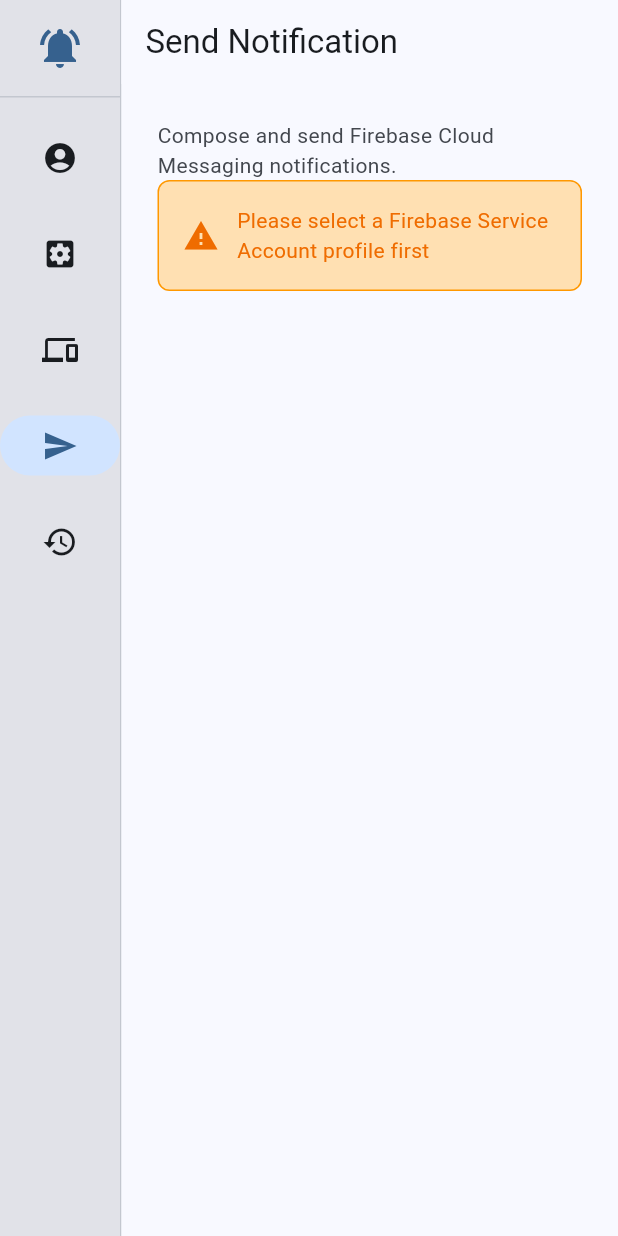
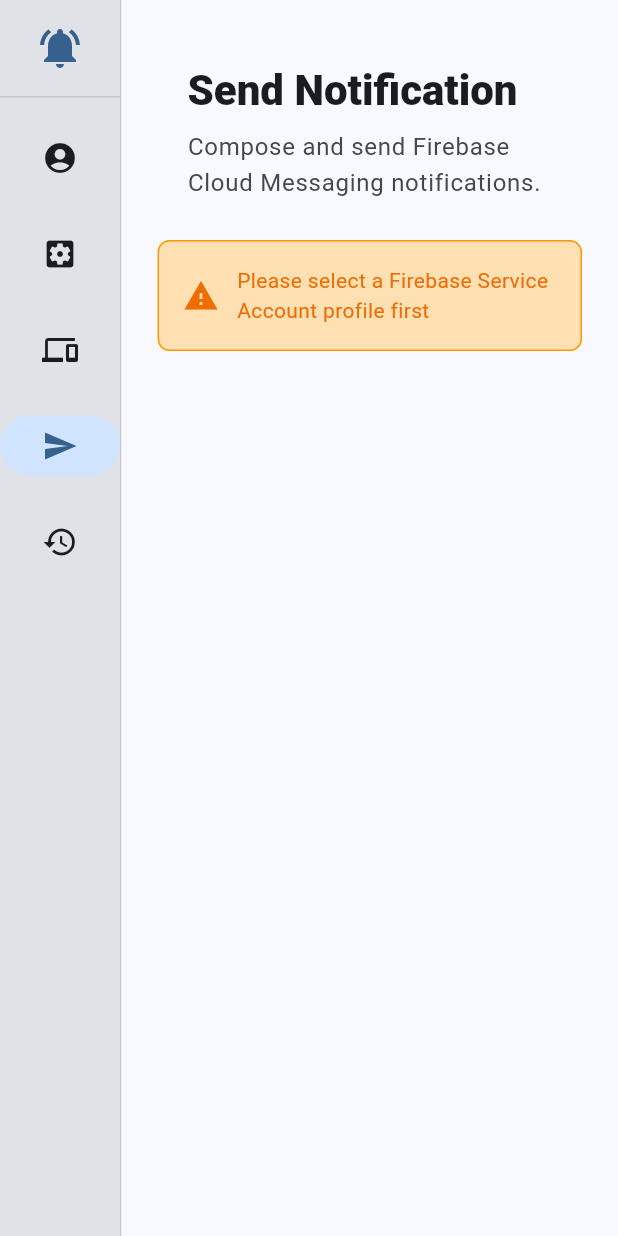
Before and after one commit to az-coder-123/fcm-console-app, a Flutter app: the screen it shows after launch, after a tap on the "settings applications" icon, after a tap on the "devices" icon, after a tap on the "send" icon, on a phone screen of 412 x 824 dp. Run offline on Flutter 3.47's test engine with Material 3 defaults, Android fonts, the phone set to English and light mode, and no system bars; our stand-ins replace flutter_riverpod, googleapis_auth, logger, sqflite_common_ffi, supabase_flutter; missing offline and left inert: file_selector; accounts and stored records are empty.

Commit message:
feat: Introduce reusable PageHeader component and update app bar in multiple screens for consistent layout

```diff
--- a/lib/components/notification_composer.dart
+++ b/lib/components/notification_composer.dart
@@ -7,6 +7,7 @@
 import 'data_pairs_editor.dart';
 import 'notification_form_fields.dart';
 import 'notification_send_helper.dart';
+import 'page_header.dart';
 import 'token_selection_section.dart';
 
 /// Main notification composer widget for creating and sending FCM notifications
@@ -19,14 +20,19 @@
     final activeAccountAsync = ref.watch(activeServiceAccountProvider);
 
     return Scaffold(
-      appBar: AppBar(title: const Text('Send Notification'), elevation: 0),
+      appBar: AppBar(elevation: 0, toolbarHeight: 0),
       body: Container(
         padding: const EdgeInsets.all(24),
         child: SingleChildScrollView(
           child: Column(
             crossAxisAlignment: CrossAxisAlignment.start,
             children: [
-              _buildDescription(context),
+              const PageHeader(
+                title: 'Send Notification',
+                subtitle:
+                    'Compose and send Firebase Cloud Messaging notifications.',
+              ),
+              const SizedBox(height: 8),
               _buildProfileCheck(activeAccountAsync),
               if (activeAccountAsync.value != null) ...[
                 const SizedBox(height: 24),
@@ -45,15 +51,6 @@
             ],
           ),
         ),
-      ),
-    );
-  }
-
-  static Widget _buildDescription(BuildContext context) {
-    return Text(
-      'Compose and send Firebase Cloud Messaging notifications.',
-      style: Theme.of(context).textTheme.bodyMedium?.copyWith(
-        color: Theme.of(context).colorScheme.onSurfaceVariant,
       ),
     );
   }
--- a/lib/components/notification_history.dart
+++ b/lib/components/notification_history.dart
@@ -3,6 +3,7 @@
 
 import '../providers/providers.dart';
 import 'notification_history/notification_history_card.dart';
+import 'page_header.dart';
 
 /// Notification history component for viewing sent notifications
 /// Displays a list of all sent notifications with their status
@@ -21,18 +22,17 @@
     final activeAccountAsync = ref.watch(activeServiceAccountProvider);
 
     return Scaffold(
-      appBar: AppBar(title: const Text('Notification History'), elevation: 0),
+      appBar: AppBar(elevation: 0, toolbarHeight: 0),
       body: Container(
         padding: const EdgeInsets.all(24),
         child: Column(
           crossAxisAlignment: CrossAxisAlignment.start,
           children: [
-            // Description
-            Text(
-              'View history of sent notifications for the active profile.',
-              style: Theme.of(context).textTheme.bodyMedium?.copyWith(
-                color: Theme.of(context).colorScheme.onSurfaceVariant,
-              ),
+            // Header
+            const PageHeader(
+              title: 'Notification History',
+              subtitle:
+                  'View history of sent notifications for the active profile.',
             ),
             const SizedBox(height: 24),
 
--- /dev/null
+++ b/lib/components/page_header.dart
@@ -0,0 +1,64 @@
+import 'package:flutter/material.dart';
+
+/// Reusable page header used across main screens for consistent, professional layout
+class PageHeader extends StatelessWidget {
+  final String title;
+  final String? subtitle;
+  final List<Widget>? actions;
+
+  const PageHeader({
+    required this.title,
+    this.subtitle,
+    this.actions,
+    super.key,
+  });
+
+  @override
+  Widget build(BuildContext context) {
+    final theme = Theme.of(context);
+    return Container(
+      width: double.infinity,
+      padding: const EdgeInsets.symmetric(horizontal: 20, vertical: 18),
+      decoration: BoxDecoration(
+        color: theme.colorScheme.surface,
+        borderRadius: BorderRadius.circular(12),
+      ),
+      child: Row(
+        crossAxisAlignment: CrossAxisAlignment.center,
+        children: [
+          // Main title/subtitle block
+          Expanded(
+            child: Column(
+              crossAxisAlignment: CrossAxisAlignment.start,
+              children: [
+                Text(
+                  title,
+                  style: theme.textTheme.headlineMedium?.copyWith(
+                    fontWeight: FontWeight.w800,
+                  ),
+                ),
+                if (subtitle != null) ...[
+                  const SizedBox(height: 8),
+                  ConstrainedBox(
+                    constraints: const BoxConstraints(maxWidth: 920),
+                    child: Text(
+                      subtitle!,
+                      style: theme.textTheme.bodyLarge?.copyWith(
+                        color: theme.colorScheme.onSurfaceVariant,
+                      ),
+                    ),
+                  ),
+                ],
+              ],
+            ),
+          ),
+
+          if (actions != null) ...[
+            const SizedBox(width: 12),
+            Row(children: actions!),
+          ],
+        ],
+      ),
+    );
+  }
+}
--- a/lib/components/profile_selector.dart
+++ b/lib/components/profile_selector.dart
@@ -9,6 +9,7 @@
 
 import '../models/service_account.dart';
 import '../providers/providers.dart';
+import 'page_header.dart';
 
 /// Profile selector component for managing Firebase Service Accounts
 /// Allows users to add, select, and delete service account profiles
@@ -276,21 +277,17 @@
   @override
   Widget build(BuildContext context) {
     return Scaffold(
-      appBar: AppBar(
-        title: const Text('Firebase Service Account Profiles'),
-        elevation: 0,
-      ),
+      appBar: AppBar(elevation: 0, toolbarHeight: 0),
       body: Container(
         padding: const EdgeInsets.all(24),
         child: Column(
           crossAxisAlignment: CrossAxisAlignment.start,
           children: [
-            // Description
-            Text(
-              'Manage your Firebase Service Account profiles. Each profile represents a Firebase project.',
-              style: Theme.of(context).textTheme.bodyMedium?.copyWith(
-                color: Theme.of(context).colorScheme.onSurfaceVariant,
-              ),
+            // Header
+            const PageHeader(
+              title: 'Firebase Service Account Profiles',
+              subtitle:
+                  'Manage your Firebase Service Account profiles. Each profile represents a Firebase project.',
             ),
             const SizedBox(height: 24),
 
--- a/lib/components/supabase_config.dart
+++ b/lib/components/supabase_config.dart
@@ -3,6 +3,7 @@
 import 'package:flutter_riverpod/flutter_riverpod.dart';
 
 import '../providers/providers.dart';
+import 'page_header.dart';
 
 /// Supabase configuration component
 /// Allows users to configure Supabase connection for the active profile
@@ -261,18 +262,17 @@
     final activeAccountAsync = ref.watch(activeServiceAccountProvider);
 
     return Scaffold(
-      appBar: AppBar(title: const Text('Supabase Configuration'), elevation: 0),
+      appBar: AppBar(elevation: 0, toolbarHeight: 0),
       body: Container(
         padding: const EdgeInsets.all(24),
         child: Column(
           crossAxisAlignment: CrossAxisAlignment.start,
           children: [
-            // Description
-            Text(
-              'Configure Supabase connection to fetch device tokens for the active profile.',
-              style: Theme.of(context).textTheme.bodyMedium?.copyWith(
-                color: Theme.of(context).colorScheme.onSurfaceVariant,
-              ),
+            // Header
+            const PageHeader(
+              title: 'Supabase Configuration',
+              subtitle:
+                  'Configure Supabase connection to fetch device tokens for the active profile.',
             ),
             const SizedBox(height: 24),
 
--- a/lib/components/token_list.dart
+++ b/lib/components/token_list.dart
@@ -4,6 +4,7 @@
 import '../models/device_token.dart';
 import '../providers/notification_form_state.dart';
 import '../providers/providers.dart';
+import 'page_header.dart';
 import 'token_list/error_message.dart';
 import 'token_list/info_bar.dart';
 import 'token_list/search_filters.dart';
@@ -49,8 +50,8 @@
 
     return Scaffold(
       appBar: AppBar(
-        title: const Text('Device Tokens'),
         elevation: 0,
+        toolbarHeight: 0,
         actions: [
           if (_tokens.isNotEmpty)
             IconButton(
@@ -69,12 +70,11 @@
         child: Column(
           crossAxisAlignment: CrossAxisAlignment.start,
           children: [
-            // Description
-            Text(
-              'View and select device tokens from your Supabase database.',
-              style: Theme.of(context).textTheme.bodyMedium?.copyWith(
-                color: Theme.of(context).colorScheme.onSurfaceVariant,
-              ),
+            // Header
+            const PageHeader(
+              title: 'Device Tokens',
+              subtitle:
+                  'View and select device tokens from your Supabase database.',
             ),
             const SizedBox(height: 24),
 
```
